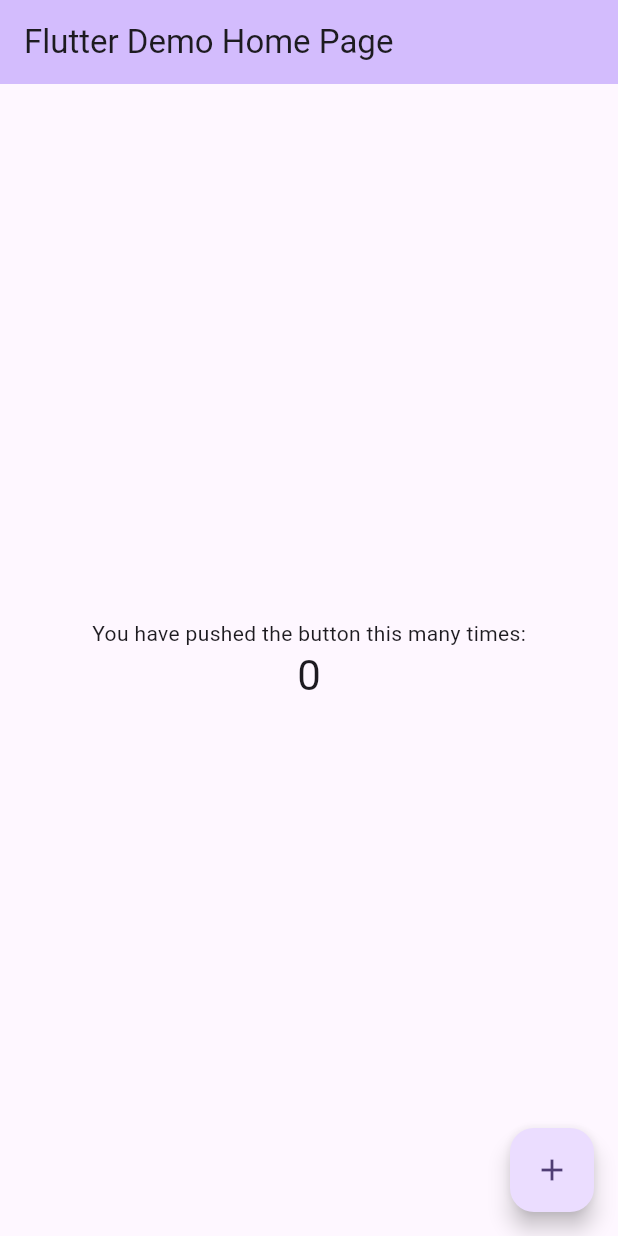
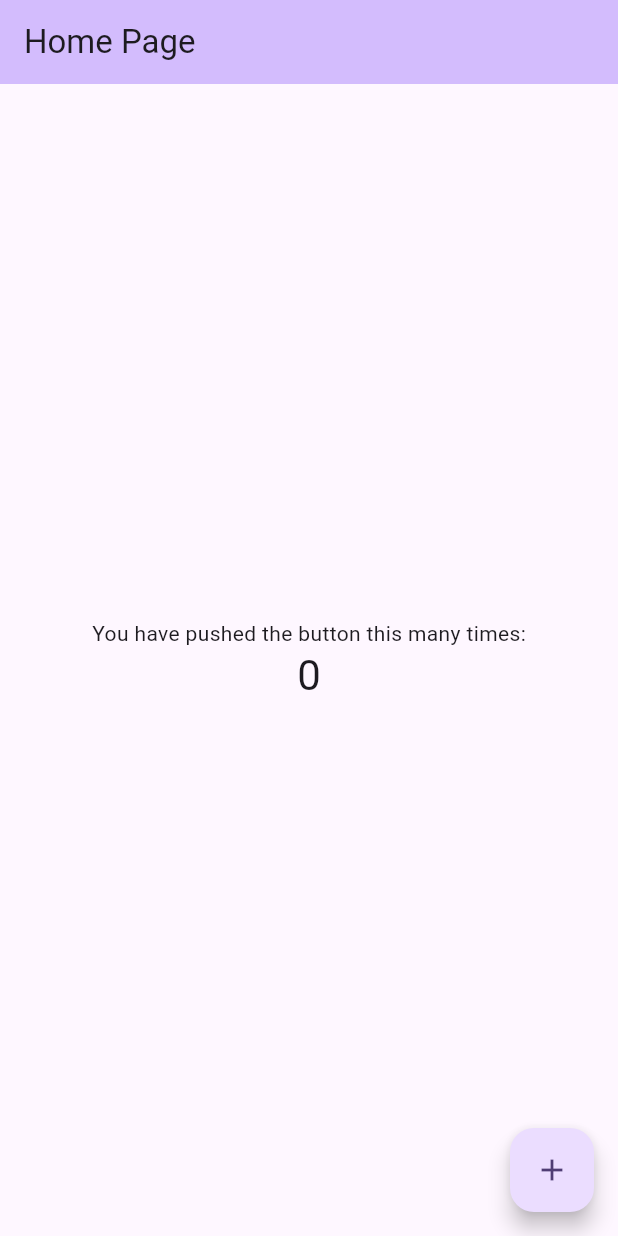
Before and after one commit to A-Abdelsattar/git_project, a Flutter app: the screen it shows after launch, on a phone screen of 412 x 824 dp. Run offline on Flutter 3.47's test engine with Material 3 defaults, Android fonts, the phone set to English and light mode, and no system bars.

Commit message:
update title

```diff
--- a/lib/main.dart
+++ b/lib/main.dart
@@ -30,7 +30,7 @@ class MyApp extends StatelessWidget {
         // tested with just a hot reload.
         colorScheme: ColorScheme.fromSeed(seedColor: Colors.deepPurple),
       ),
-      home: const MyHomePage(title: 'Flutter Demo Home Page'),
+      home: const MyHomePage(title: 'Home Page'),
     );
   }
 }
```
